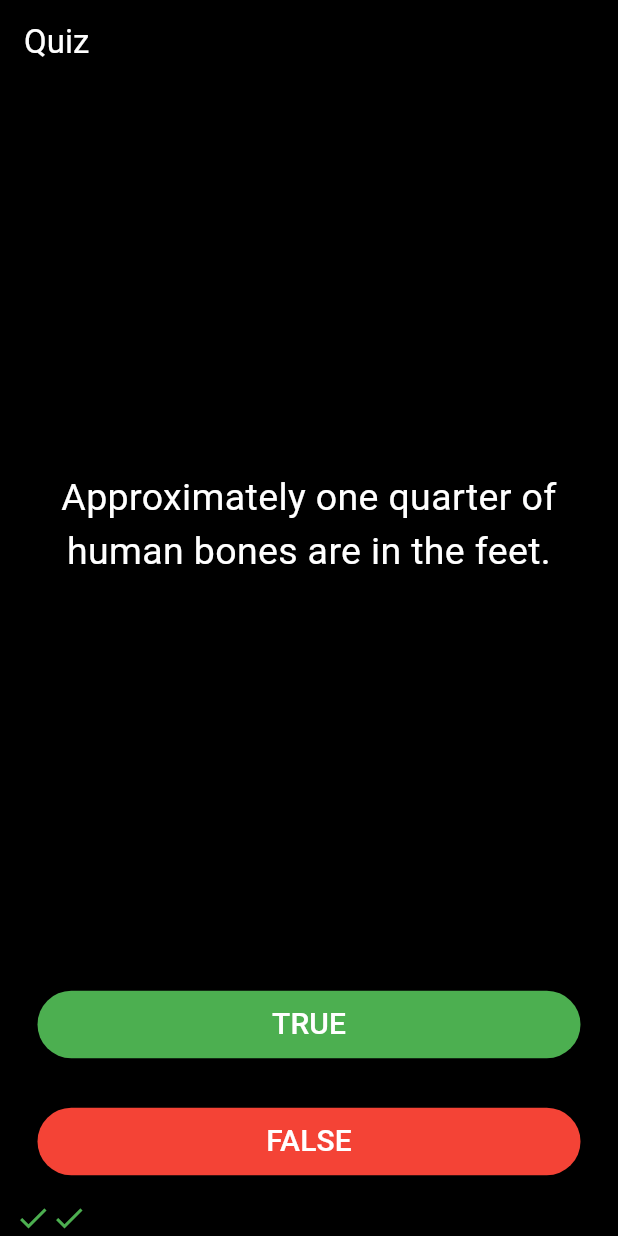
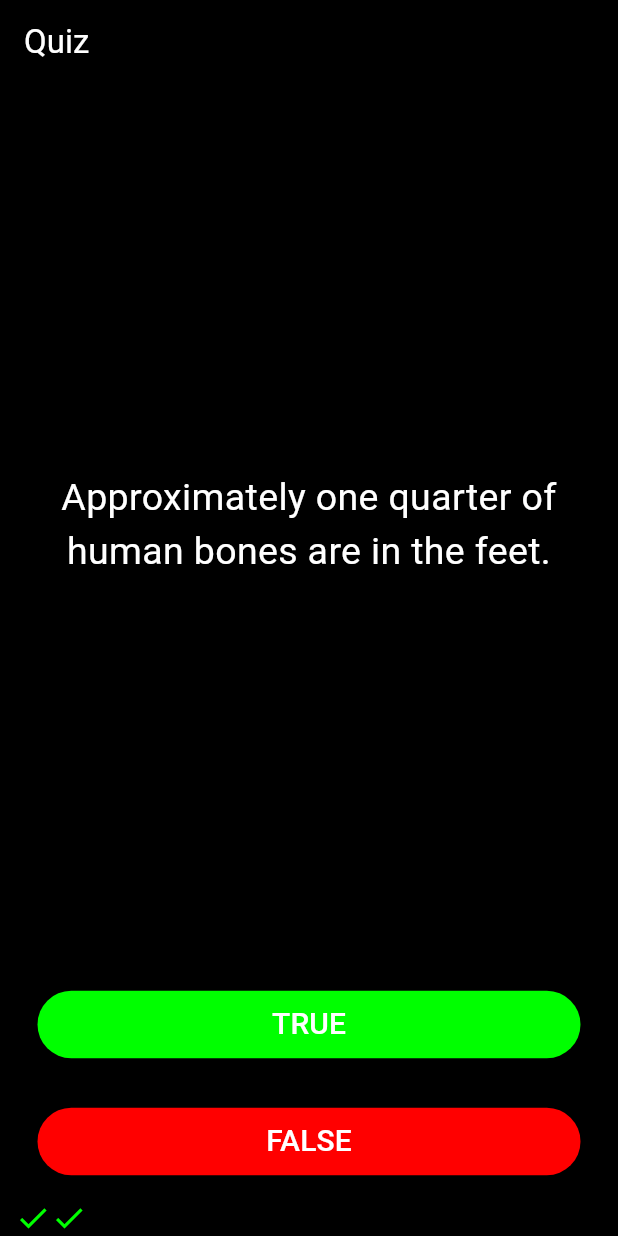
Before and after one commit to AtharvaParadkar/Quizzeler, a Flutter app: the screen it shows after launch, after a tap on "TRUE", after a tap on "FALSE", on a phone screen of 412 x 824 dp. Run offline on Flutter 3.47's test engine with Material 3 defaults, Android fonts, the phone set to English and light mode, and no system bars.

```diff
--- a/lib/main.dart
+++ b/lib/main.dart
@@ -54,7 +54,7 @@ class _QuizPageState extends State<QuizPage> {
   //   true,
   // ];
 
-  int queno = 0;
+
 
   //^ Object
   // Questions q1 = Questions(
@@ -73,7 +73,7 @@ class _QuizPageState extends State<QuizPage> {
             padding: const EdgeInsets.all(10),
             child: Center(
               child: Text(
-                quizbrain.queans[queno].qText,
+                quizbrain.getQueText(),
                 style: const TextStyle(
                   color: Colors.white,
                   fontSize: 25,
@@ -87,27 +87,27 @@ class _QuizPageState extends State<QuizPage> {
           padding: const EdgeInsets.all(15),
           child: TextButton(
             onPressed: () {
-              bool correctanswers = quizbrain.queans[queno].qAnswer;
+              bool correctanswers = quizbrain.getQueAns();
               if (correctanswers == true) {
                 score.add(
                   const Icon(
                     Icons.check,
-                    color: Colors.green,
+                    color: Color.fromARGB(255, 0, 255, 0),
                   ),
                 );
               } else {
                 score.add(
                   const Icon(
                     Icons.close,
-                    color: Colors.red,
+                    color: Color.fromARGB(255, 244, 0, 0),
                   ),
                 );
               }
               setState(() {
-                queno++;
+                quizbrain.nextque();
               });
             },
-            style: TextButton.styleFrom(backgroundColor: Colors.green),
+            style: TextButton.styleFrom(backgroundColor: const Color.fromARGB(255, 0, 255, 0)),
             child: const Text(
               'TRUE',
               style: TextStyle(
@@ -121,27 +121,27 @@ class _QuizPageState extends State<QuizPage> {
           padding: const EdgeInsets.all(15),
           child: TextButton(
             onPressed: () {
-              bool correctanswers = quizbrain.queans[queno].qAnswer;
+              bool correctanswers = quizbrain.getQueAns();
               if (correctanswers == false) {
                 score.add(
                   const Icon(
                     Icons.check,
-                    color: Colors.green,
+                    color: Color.fromARGB(255, 0, 255, 0),
                   ),
                 );
               } else {
                 score.add(
                   const Icon(
                     Icons.close,
-                    color: Colors.red,
+                    color: Color.fromARGB(255, 255,0, 0),
                   ),
                 );
               }
               setState(() {
-                queno++;
+                quizbrain.nextque();
               });
             },
-            style: TextButton.styleFrom(backgroundColor: Colors.red),
+            style: TextButton.styleFrom(backgroundColor: const Color.fromARGB(255, 255, 0, 0)),
             child: const Text(
               'FALSE',
               style: TextStyle(
--- a/lib/quizbrain.dart
+++ b/lib/quizbrain.dart
@@ -1,7 +1,10 @@
+// ignore_for_file: avoid_print
+
 import 'Questions.dart';
 
 class QuizBrain {
-  List<Questions> queans = [
+  int _queno = 0;
+  final List<Questions> _queans = [
     Questions('Some cats are actually allergic to humans', true),
     Questions('You can lead a cow down stairs but not up stairs.', false),
     Questions(
@@ -29,4 +32,20 @@ class QuizBrain {
         'In West Virginia, USA, if you accidentally hit an animal with your car, you are free to take it home to eat.',
         true),
   ];
+
+  void nextque() {
+    if (_queno < _queans.length-1) {
+      _queno++;
+    }
+    print('$_queno ');
+    print(_queans.length);
+  }
+
+  String getQueText() {
+    return _queans[_queno].qText;
+  }
+
+  bool getQueAns() {
+    return _queans[_queno].qAnswer;
+  }
 }
```
